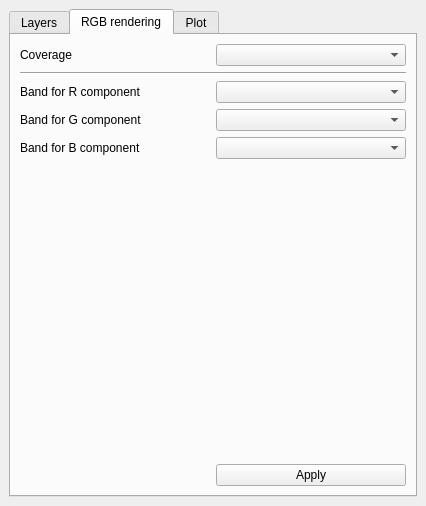
Qt form datacubeplugin/ui/datacubewidget.ui (planetfederal/qgis-datacube-plugin) before a commit.
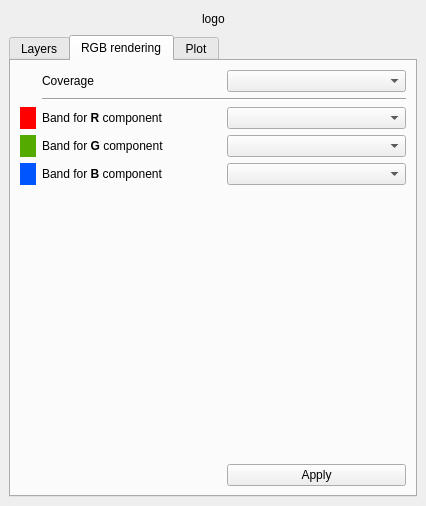
The same form after that commit. The open tabs and pages were chosen to show the change.

The edit to the form file:
```diff
--- a/datacubeplugin/ui/datacubewidget.ui
+++ b/datacubeplugin/ui/datacubewidget.ui
@@ -14,7 +14,44 @@
    <string>DataCube Layers</string>
   </property>
   <widget class="QWidget" name="dockWidgetContents">
-   <layout class="QHBoxLayout" name="horizontalLayout">
+   <layout class="QVBoxLayout" name="verticalLayout_2">
+    <item>
+     <layout class="QHBoxLayout" name="horizontalLayout">
+      <item>
+       <spacer name="horizontalSpacer_7">
+        <property name="orientation">
+         <enum>Qt::Horizontal</enum>
+        </property>
+        <property name="sizeHint" stdset="0">
+         <size>
+          <width>40</width>
+          <height>20</height>
+         </size>
+        </property>
+       </spacer>
+      </item>
+      <item>
+       <widget class="QLabel" name="labelLogo">
+        <property name="text">
+         <string>logo</string>
+        </property>
+       </widget>
+      </item>
+      <item>
+       <spacer name="horizontalSpacer_8">
+        <property name="orientation">
+         <enum>Qt::Horizontal</enum>
+        </property>
+        <property name="sizeHint" stdset="0">
+         <size>
+          <width>40</width>
+          <height>20</height>
+         </size>
+        </property>
+       </spacer>
+      </item>
+     </layout>
+    </item>
     <item>
      <widget class="QTabWidget" name="tabWidget">
       <property name="currentIndex">
@@ -47,73 +84,115 @@
         <string>RGB rendering</string>
        </attribute>
        <layout class="QGridLayout" name="gridLayout">
-        <item row="5" column="0">
+        <item row="5" column="1">
          <widget class="QLabel" name="label_3">
           <property name="text">
-           <string>Band for B component</string>
+           <string>Band for &lt;b&gt;B&lt;/b&gt; component</string>
           </property>
          </widget>
         </item>
-        <item row="3" column="0">
+        <item row="3" column="1">
          <widget class="QLabel" name="label">
           <property name="text">
-           <string>Band for R component</string>
+           <string>Band for &lt;b&gt;R&lt;/b&gt; component</string>
           </property>
          </widget>
         </item>
-        <item row="0" column="0">
+        <item row="0" column="1">
          <widget class="QLabel" name="label_4">
           <property name="text">
            <string>Coverage</string>
           </property>
          </widget>
         </item>
-        <item row="5" column="1">
+        <item row="0" column="2">
+         <widget class="QComboBox" name="comboCoverageForRGB"/>
+        </item>
+        <item row="5" column="2">
          <widget class="QComboBox" name="comboB"/>
         </item>
-        <item row="3" column="1">
-         <widget class="QComboBox" name="comboR"/>
-        </item>
-        <item row="4" column="1">
+        <item row="4" column="2">
          <widget class="QComboBox" name="comboG"/>
         </item>
-        <item row="0" column="1">
-         <widget class="QComboBox" name="comboCoverageForRGB"/>
-        </item>
-        <item row="6" column="0">
-         <spacer name="verticalSpacer">
-          <property name="orientation">
-           <enum>Qt::Vertical</enum>
-          </property>
-          <property name="sizeHint" stdset="0">
-           <size>
-            <width>20</width>
-            <height>40</height>
-           </size>
-          </property>
-         </spacer>
-        </item>
-        <item row="4" column="0">
+        <item row="4" column="1">
          <widget class="QLabel" name="label_2">
           <property name="text">
-           <string>Band for G component</string>
+           <string>Band for &lt;b&gt;G&lt;/b&gt; component</string>
           </property>
          </widget>
         </item>
-        <item row="2" column="0" colspan="2">
+        <item row="6" column="1">
+         <spacer name="verticalSpacer">
+          <property name="orientation">
+           <enum>Qt::Vertical</enum>
+          </property>
+          <property name="sizeHint" stdset="0">
+           <size>
+            <width>20</width>
+            <height>40</height>
+           </size>
+          </property>
+         </spacer>
+        </item>
+        <item row="2" column="1" colspan="2">
          <widget class="Line" name="line">
           <property name="orientation">
            <enum>Qt::Horizontal</enum>
           </property>
          </widget>
         </item>
-        <item row="7" column="1">
+        <item row="3" column="2">
+         <widget class="QComboBox" name="comboR"/>
+        </item>
+        <item row="7" column="2">
          <widget class="QPushButton" name="applyButton">
           <property name="text">
            <string>Apply</string>
           </property>
          </widget>
         </item>
+        <item row="3" column="0">
+         <widget class="QLabel" name="label_13">
+          <property name="maximumSize">
+           <size>
+            <width>16</width>
+            <height>16777215</height>
+           </size>
+          </property>
+          <property name="styleSheet">
+           <string notr="true">background-color: rgb(255, 0, 0);</string>
+          </property>
+          <property name="text">
+           <string> </string>
+          </property>
+         </widget>
+        </item>
+        <item row="4" column="0">
+         <widget class="QLabel" name="label_14">
+          <property name="maximumSize">
+           <size>
+            <width>16</width>
+            <height>16777215</height>
+           </size>
+          </property>
+          <property name="styleSheet">
+           <string notr="true">background-color: rgb(85, 170, 0);</string>
+          </property>
+          <property name="text">
+           <string> </string>
+          </property>
+         </widget>
+        </item>
+        <item row="5" column="0">
+         <widget class="QLabel" name="label_15">
+          <property name="styleSheet">
+           <string notr="true">background-color: rgb(0, 85, 255);</string>
+          </property>
+          <property name="text">
+           <string> </string>
+          </property>
+         </widget>
+        </item>
        </layout>
       </widget>
       <widget class="QWidget" name="plot">
```
Left out of the diff: 49 changed lines with no effect on the pictures.
